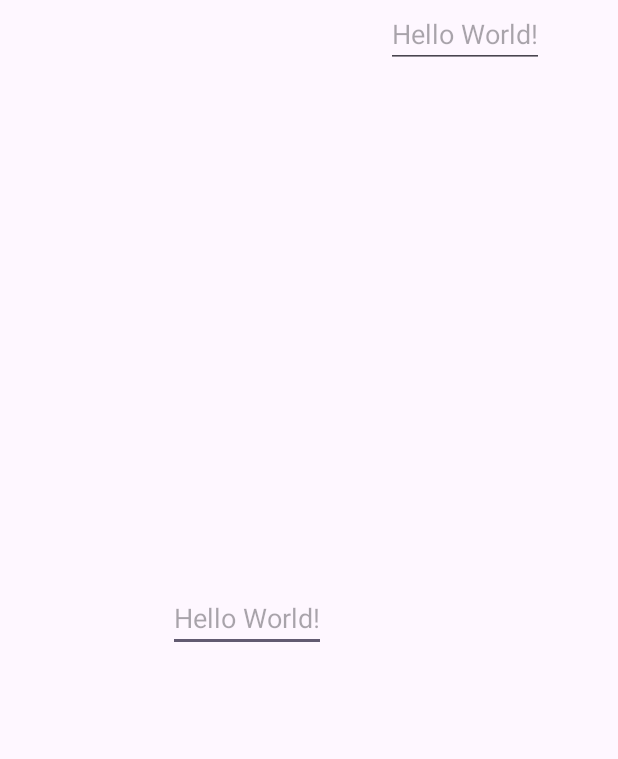
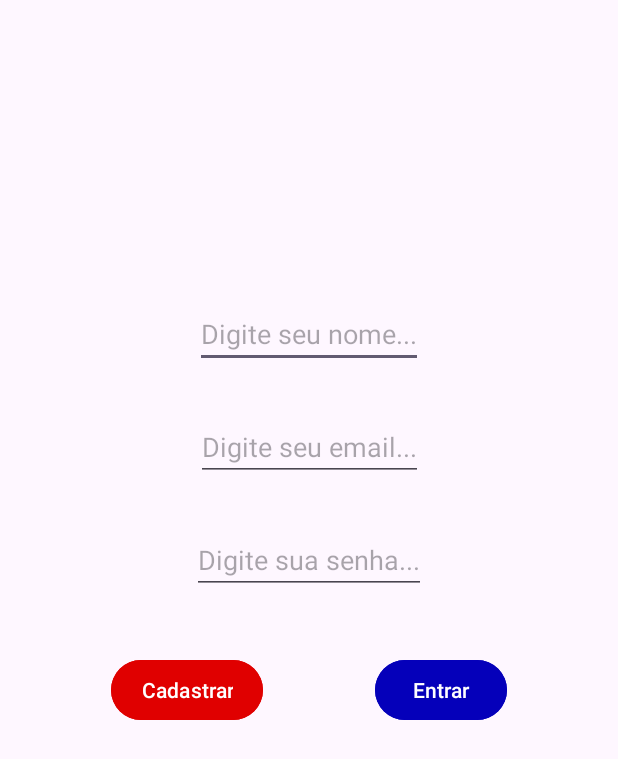
Before and after one commit to lucasaraujodev23/Login_MVC, an Android app: the screen it shows after launch (MainActivity), on a phone screen of 412 x 824 dp. Shown: the top 759 px of the screen. Run offline under Robolectric (Android 15) with nearby library versions, the phone set to English and light mode, and no system bars.

Commit message:
modified 5 files

```diff
--- a/app/src/main/res/layout/activity_main.xml
+++ b/app/src/main/res/layout/activity_main.xml
@@ -7,23 +7,53 @@
     android:layout_height="match_parent"
     tools:context=".view.MainActivity">
 
-    <EditText
-        android:id="@+id/editText"
+    <EditText android:id="@+id/idNome"
         android:layout_width="wrap_content"
         android:layout_height="wrap_content"
-        android:hint="Hello World!"
-        app:layout_constraintBottom_toBottomOf="parent"
+        android:hint="Digite seu nome..."
+        android:layout_marginTop="200dp"
+        app:layout_constraintTop_toTopOf="parent"
         app:layout_constraintEnd_toEndOf="parent"
-        app:layout_constraintHorizontal_bias="0.366"
-        app:layout_constraintStart_toStartOf="parent"
-        app:layout_constraintTop_toTopOf="parent" />
+        app:layout_constraintStart_toStartOf="parent"/>
 
-    <EditText
+    <EditText android:id="@+id/idEmail"
         android:layout_width="wrap_content"
         android:layout_height="wrap_content"
-        android:layout_marginStart="40dp"
-        android:hint="Hello World!"
-        app:layout_constraintStart_toEndOf="@+id/editText"
-        tools:layout_editor_absoluteY="343dp" />
+        android:hint="Digite seu email..."
+        android:layout_marginTop="30dp"
+        app:layout_constraintTop_toBottomOf="@id/idNome"
+        app:layout_constraintEnd_toEndOf="parent"
+        app:layout_constraintStart_toStartOf="parent"/>
+
+    <EditText android:id="@+id/idSenha"
+        android:layout_width="wrap_content"
+        android:layout_height="wrap_content"
+        android:hint="Digite sua senha..."
+        android:layout_marginTop="30dp"
+        app:layout_constraintTop_toBottomOf="@id/idEmail"
+        app:layout_constraintEnd_toEndOf="parent"
+        app:layout_constraintStart_toStartOf="parent"/>
+
+    <Button android:id="@+id/idCadastrar"
+        android:layout_width="wrap_content"
+        android:layout_height="wrap_content"
+        android:layout_marginTop="40dp"
+        android:text="Cadastrar"
+        android:backgroundTint="#E00000"
+        android:paddingEnd="20dp"
+        android:paddingStart="20dp"
+        app:layout_constraintTop_toBottomOf="@id/idSenha"
+        app:layout_constraintStart_toStartOf="parent"
+        app:layout_constraintEnd_toStartOf="@id/idEntrar"/>
+
+    <Button android:id="@+id/idEntrar"
+        android:layout_width="wrap_content"
+        android:layout_height="wrap_content"
+        android:layout_marginTop="40dp"
+        android:text="Entrar"
+        android:backgroundTint="#0500BA"
+        app:layout_constraintTop_toBottomOf="@id/idSenha"
+        app:layout_constraintEnd_toEndOf="parent"
+        app:layout_constraintStart_toEndOf="@id/idCadastrar"/>
 
 </androidx.constraintlayout.widget.ConstraintLayout>
```
Also changed, not shown: app/src/main/java/android/lucasaraujo/loginmvc/datamodel/UsuarioDataModel.java (+6 -10 lines), app/src/main/java/android/lucasaraujo/loginmvc/datasource/AppDataBase.java (+7 -7 lines).
